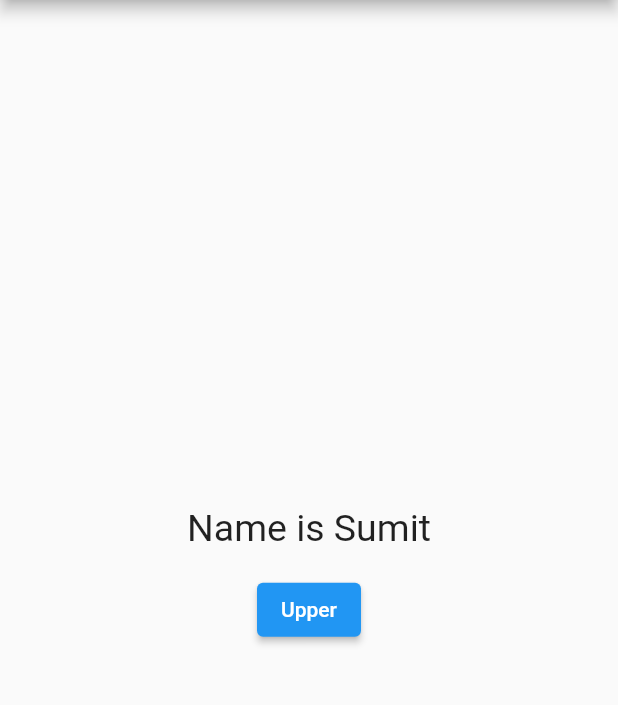
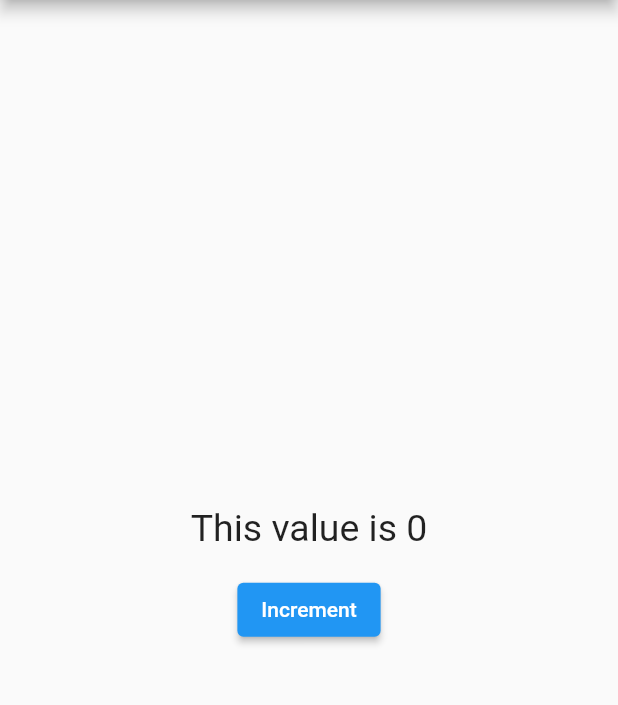
Before and after one commit to Sumit4482/GetX_Tutorial, a Flutter app: the screen it shows after launch, on a phone screen of 412 x 824 dp, the part 84-789 px from its top. Run offline on Flutter 3.47's test engine with Material 2 defaults, Android fonts, the phone set to English and light mode, and no system bars; our stand-ins replace get.

Commit message:
Added Code of GetX Controller Type

```diff
--- a/lib/main.dart
+++ b/lib/main.dart
@@ -6,7 +6,8 @@ import 'student.dart';
 void main() => runApp(MyApp());
 
 class MyApp extends StatelessWidget {
-  //Create the instance of Controller
+  //If init property is not used in GetX<Type of Controller> then
+  //create the instance of controller as follows.
   MyController myController = Get.put(MyController());
   @override
   Widget build(BuildContext context) {
@@ -21,20 +22,24 @@ class MyApp extends StatelessWidget {
             mainAxisAlignment: MainAxisAlignment.center,
             crossAxisAlignment: CrossAxisAlignment.center,
             children: [
-              Obx(() => Text(
-                    "Name is ${myController.student.value.name}",
+              GetX<MyController>(
+                // init: MyController(),
+                builder: (controller) {
+                  return Text(
+                    "This value is ${myController.count}",
                     style: TextStyle(fontSize: 25),
-                  )),
+                  );
+                },
+              ),
               SizedBox(
                 height: 16,
               ),
               ElevatedButton(
-                onPressed: () {
-                  //myController.convertToUpperCase();
-                  myController.convertUpperCase();
-                },
-                child: Text("Upper"),
-              )
+                  onPressed: () {
+                    myController.increment();
+                    // Get.find<MyController>().increment();
+                  },
+                  child: Text("Increment"))
             ],
           ),
         ),
--- a/lib/my_controller.dart
+++ b/lib/my_controller.dart
@@ -2,15 +2,8 @@ import 'package:get/get.dart';
 import 'student.dart';
 
 class MyController extends GetxController {
-  // var student = Student();
-  // void convertToUpperCase() {
-  //   student.name.value = student.name.value.toUpperCase();
-  // }
-
-  var student = Student(name: "Sumit", age: 21).obs;
-  void convertUpperCase() {
-    student.update((val) {
-      student.value.name = student.value.name.toUpperCase();
-    });
+  var count = 0.obs;
+  void increment() {
+    count++;
   }
 }
```
